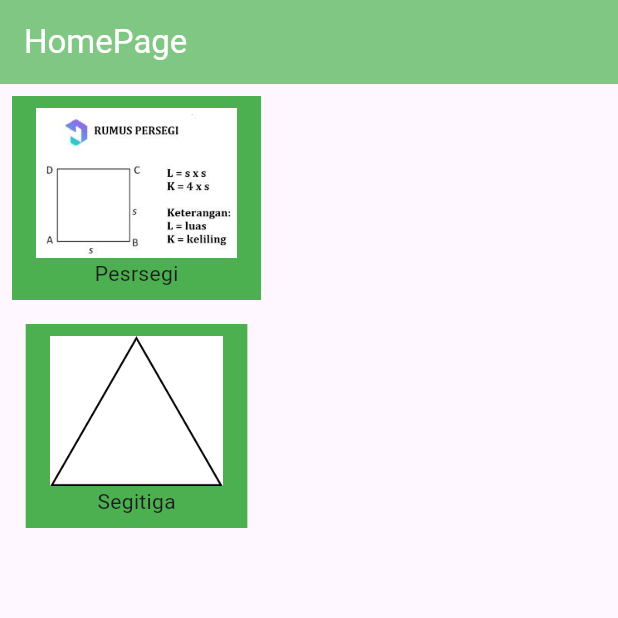
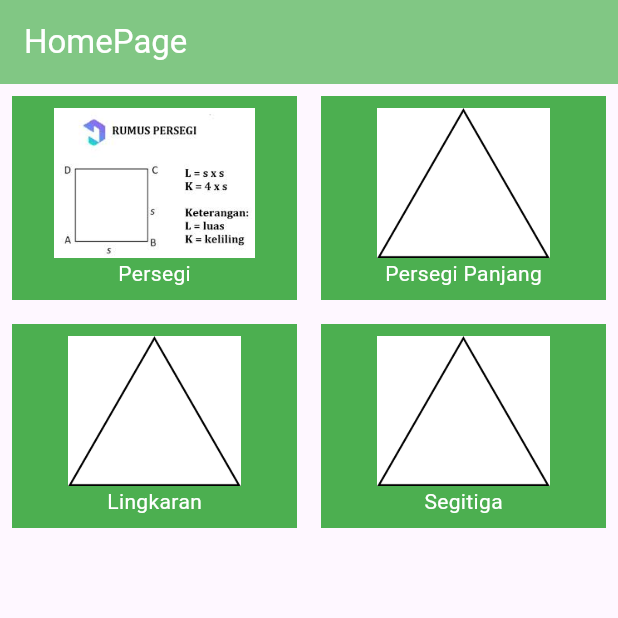
Before and after one commit to zayddeveloper/bangun_datar, a Flutter app: the screen it shows after launch, on a phone screen of 412 x 824 dp, the top half of it. Run offline on Flutter 3.47's test engine with Material 2 defaults, Android fonts, the phone set to English and light mode, and no system bars; our stand-ins replace get.

Commit message:
hitung persegi

```diff
--- a/lib/pages/home_page.dart
+++ b/lib/pages/home_page.dart
@@ -1,3 +1,4 @@
+import 'package:bangun_datar_app/pages/persegi_page.dart';
 import 'package:flutter/material.dart';
 
 class HomePage extends StatelessWidget {
@@ -8,12 +9,30 @@ class HomePage extends StatelessWidget {
     return Scaffold(
       appBar: AppBar(
         backgroundColor: Colors.green.shade300,
-        title: CustomText(text: "HomePage",),
+        title: CustomText(
+          text: "HomePage",
+        ),
       ),
-      body: Column(
+      body: ListView(
         children: [
-          CustomMenu(imageAssets: "assets/persegi.jpeg",title: "Pesrsegi"),
-          CustomMenu(imageAssets: "assets/segitiga.jpeg",title: "Segitiga"),
+          Row(
+            children: [
+              Expanded(
+                child: InkWell(
+                    onTap: () {
+                      Navigator.push(context, MaterialPageRoute(builder: (context) => PersegiPage()));
+                    },
+                    child: CustomMenu(imageAssets: "assets/persegi.jpeg", title: "Persegi")),
+              ),
+              Expanded(child: CustomMenu(imageAssets: "assets/segitiga.jpeg", title: "Persegi Panjang")),
+            ],
+          ),
+          Row(
+            children: [
+              Expanded(child: CustomMenu(imageAssets: "assets/segitiga.jpeg", title: "Lingkaran")),
+              Expanded(child: CustomMenu(imageAssets: "assets/segitiga.jpeg", title: "Segitiga")),
+            ],
+          ),
         ],
       ),
     );
@@ -22,9 +41,12 @@ class HomePage extends StatelessWidget {
 
 class CustomText extends StatelessWidget {
   const CustomText({
-    super.key, required this.text,
+    super.key,
+    required this.text,
   });
-final String text;
+
+  final String text;
+
   @override
   Widget build(BuildContext context) {
     return Text(
@@ -36,8 +58,11 @@ final String text;
 
 class CustomMenu extends StatelessWidget {
   const CustomMenu({
-    super.key, required this.imageAssets, required this.title,
+    super.key,
+    required this.imageAssets,
+    required this.title,
   });
+
   final String imageAssets;
   final String title;
 
@@ -53,7 +78,10 @@ class CustomMenu extends StatelessWidget {
             imageAssets,
             height: 100,
           ),
-          Text(title),
+          Text(
+            title,
+            style: TextStyle(color: Colors.white),
+          ),
         ],
       ),
     );
--- a/pubspec.yaml
+++ b/pubspec.yaml
@@ -35,6 +35,7 @@ dependencies:
   # The following adds the Cupertino Icons font to your application.
   # Use with the CupertinoIcons class for iOS style icons.
   cupertino_icons: ^1.0.2
+  get: ^4.6.6
 
 dev_dependencies:
   flutter_test:
```
Also changed, not shown: lib/controller/persegi_controller.dart (added, +18 -0 lines), lib/pages/persegi_page.dart (added, +92 -0 lines), pubspec.lock.
